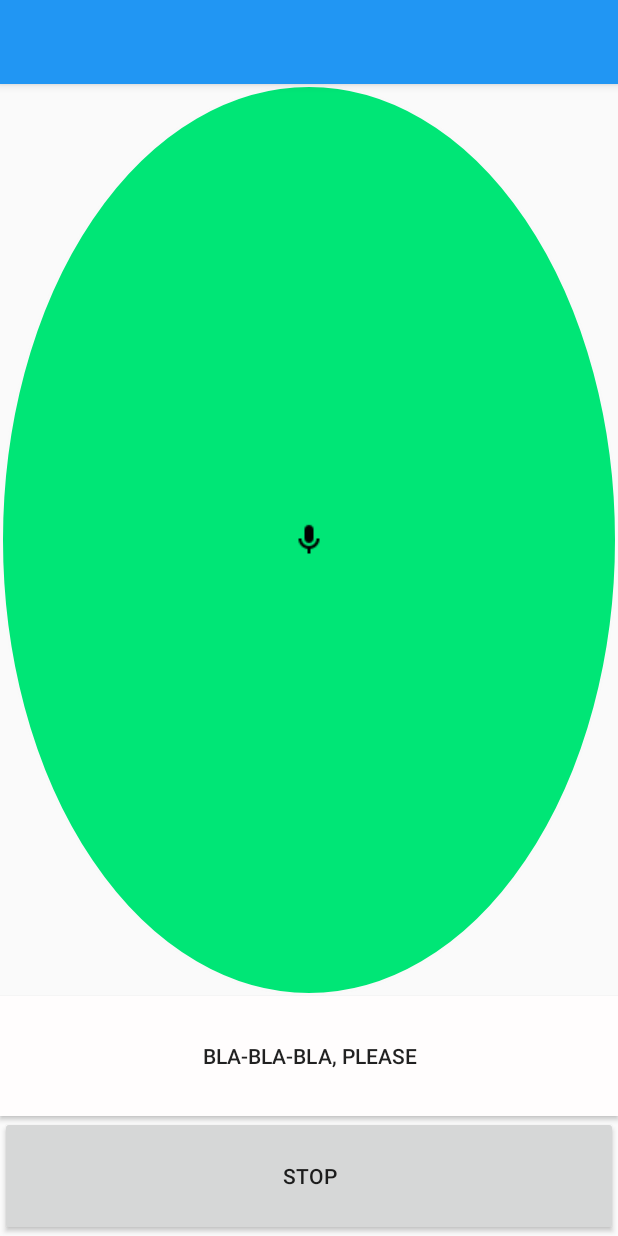
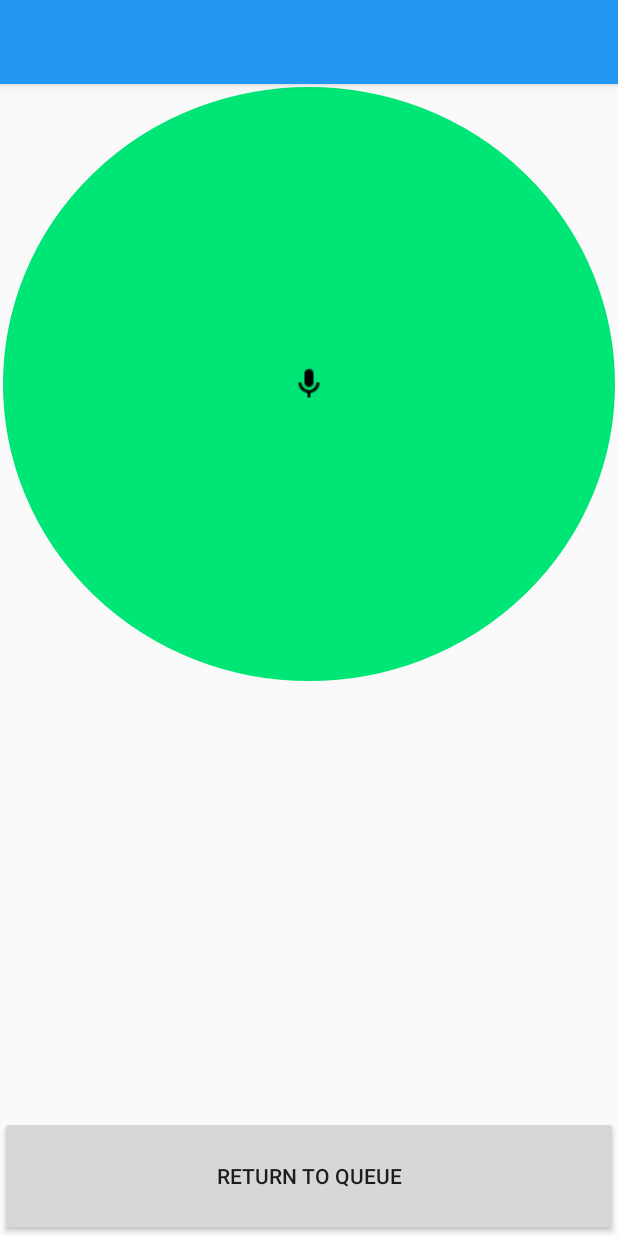
Before and after one commit to firsova/KP-for-Android-Studio-dev, an Android app: the layout micactivity.xml on its own in the app's theme, with its tools: preview values and no code run, on a phone screen of 412 x 824 dp. Run offline under Robolectric (Android 15) with nearby library versions, the phone set to English and light mode, and no system bars.

Commit message:
EDITED. view of MicActivity

```diff
--- a/app/src/main/res/layout/micactivity.xml
+++ b/app/src/main/res/layout/micactivity.xml
@@ -1,5 +1,6 @@
 <?xml version="1.0" encoding="utf-8"?>
 <RelativeLayout xmlns:android="http://schemas.android.com/apk/res/android"
+    xmlns:app="http://schemas.android.com/apk/res-auto"
     android:layout_width="match_parent" android:layout_height="match_parent">
 
     <android.support.v7.widget.Toolbar
@@ -10,35 +11,9 @@
         android:elevation="4dp"
         android:minHeight="?attr/actionBarSize"
         android:transitionName="actionBar"
-
         />
 
-    <Button
-        android:id="@+id/imageButton"
-        android:layout_width="80dp"
-        android:layout_height="80dp"
-        android:text="Stop"
-        android:layout_alignParentBottom="true"
-        android:layout_alignParentLeft="true"
-        android:layout_alignParentStart="true"
-        android:layout_alignParentRight="true"
-        android:layout_alignParentEnd="true" />
-
-    <Button
-        android:id="@+id/imageButton2"
-        android:layout_width="80dp"
-        android:layout_height="80dp"
-        android:text="Bla-bla-bla, please"
-        android:layout_above="@+id/imageButton"
-        android:layout_alignParentLeft="true"
-        android:layout_alignParentStart="true"
-        android:layout_alignParentRight="true"
-        android:layout_alignParentEnd="true"
-        android:background="#fffdfd" />
-
     <ImageButton
-        android:layout_width="fill_parent"
-        android:layout_height="fill_parent"
         android:id="@+id/micButton"
         android:src="@drawable/microphone"
         android:layout_alignParentLeft="true"
@@ -46,7 +21,20 @@
         android:layout_alignParentRight="true"
         android:layout_alignParentEnd="true"
         android:layout_below="@+id/toolbar"
-        android:layout_above="@+id/imageButton2"
-        android:background="@drawable/circle_btn_selector"/>
+        android:background="@drawable/circle_btn_selector"
+        android:layout_width="300dp"
+        android:layout_height="400dp" />
+
+    <Button
+        android:id="@+id/exitButton"
+        android:layout_width="80dp"
+        android:layout_height="80dp"
+        android:text="Return to queue"
+        android:elevation="0dp"
+        android:layout_alignParentBottom="true"
+        android:layout_alignParentLeft="true"
+        android:layout_alignParentStart="true"
+        android:layout_alignParentRight="true"
+        android:layout_alignParentEnd="true" />
 
 </RelativeLayout>
```
